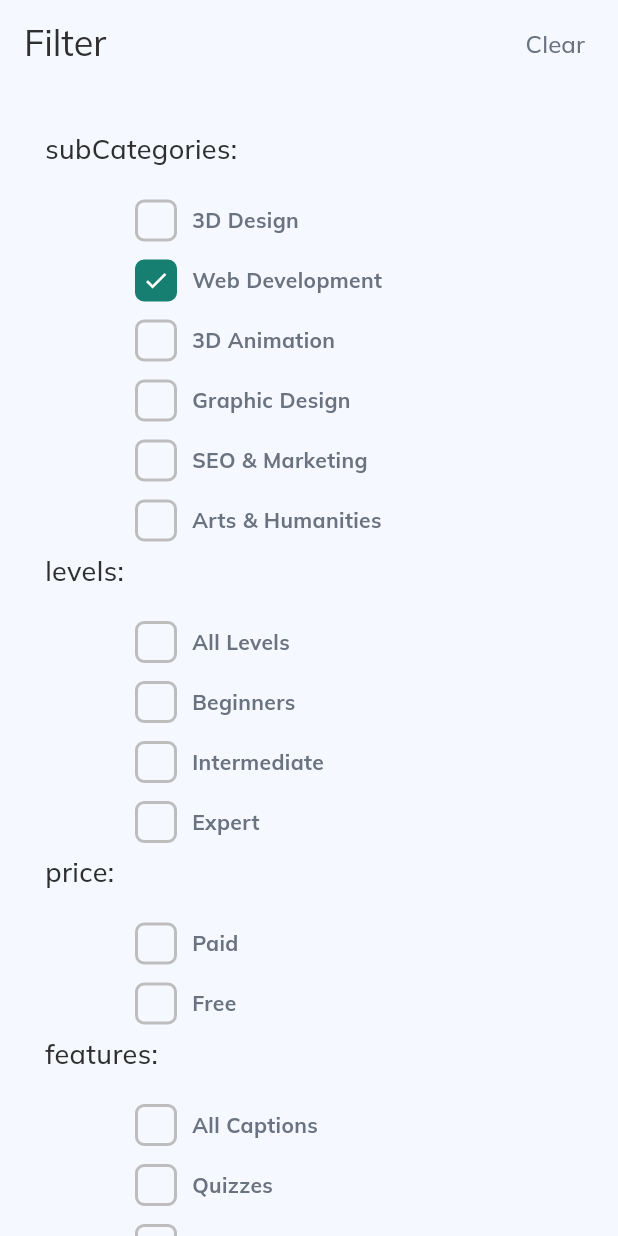
After one commit to Mostafa170420/Edunity, a Flutter app: the FilterScreen screen opened by its route, after a tap on "Web Development", on a phone screen of 412 x 824 dp. The commit adds this screen. Run offline on Flutter 3.47's test engine with Material 3 defaults, Android fonts, the phone set to English and light mode, and no system bars; our stand-ins replace carousel_slider, gap, go_router, lottie, smooth_page_indicator.

Commit message:
added filter screen

```diff
--- a/lib/core/routes/routes.dart
+++ b/lib/core/routes/routes.dart
@@ -2,6 +2,7 @@ import 'package:edunity/feature/auth/presentation/page/login_screen.dart';
 import 'package:edunity/feature/auth/presentation/page/register_screen.dart';
 import 'package:edunity/feature/auth/presentation/page/welcome_screen.dart';
 import 'package:edunity/feature/home/presentation/page/category_screen.dart';
+import 'package:edunity/feature/home/presentation/page/filter_screen.dart';
 import 'package:edunity/feature/home/presentation/page/home_screen.dart';
 import 'package:edunity/feature/home/presentation/page/search_screen.dart';
 import 'package:edunity/feature/home/presentation/page/top_mentor_screen.dart';
@@ -21,6 +22,7 @@ class Routes {
   static const String search = '/search';
   static const String profile = '/profile';
   static const String topMentors = '/topMentors';
+  static const String filter = '/filter';
 
   static final routes = GoRouter(
     routes: [
@@ -35,6 +37,7 @@ class Routes {
       GoRoute(path: profile, builder: (context, state) => ProfileScreen()),
       GoRoute(
           path: topMentors, builder: (context, state) => TopMentorsScreen()),
+      GoRoute(path: filter, builder: (context, state) => FilterScreen()),
     ],
   );
 }
--- /dev/null
+++ b/lib/feature/home/presentation/page/filter_screen.dart
@@ -0,0 +1,173 @@
+import 'dart:developer';
+
+import 'package:edunity/core/utils/colors.dart';
+import 'package:edunity/core/utils/text_styles.dart';
+import 'package:flutter/material.dart';
+import 'package:gap/gap.dart';
+
+class FilterScreen extends StatefulWidget {
+  const FilterScreen({super.key});
+
+  @override
+  State<FilterScreen> createState() => _FilterScreenState();
+}
+
+class _FilterScreenState extends State<FilterScreen> {
+  final List<String> subCategories = [
+    '3D Design',
+    'Web Development',
+    '3D Animation',
+    'Graphic Design',
+    'SEO & Marketing',
+    'Arts & Humanities',
+  ];
+
+  final List<String> levels = [
+    'All Levels',
+    'Beginners',
+    'Intermediate',
+    'Expert',
+  ];
+
+  final List<String> price = [
+    'Paid',
+    'Free',
+  ];
+  final List<String> features = [
+    'All Captions',
+    'Quizzes',
+    'Coding Exercises',
+    'Practice Tests',
+  ];
+
+  final List<String> rating = [
+    '4.5 & up',
+    '4.0 & up',
+    '3.5 & up',
+    '3.0 & up',
+  ];
+
+  final List<String> duration = [
+    '0 - 2 hours',
+    '3 - 6 hours',
+    '7 - 16 hours',
+    '17+ hours',
+  ];
+
+  final List<String> filters = [
+    'subCategories',
+    'levels',
+    'price',
+    'features',
+    'rating',
+    'duration',
+  ];
+
+  List<Map<String, dynamic>> get allFilters => [
+        {'title': 'subCategories', 'options': subCategories},
+        {'title': 'levels', 'options': levels},
+        {'title': 'price', 'options': price},
+        {'title': 'features', 'options': features},
+        {'title': 'rating', 'options': rating},
+        {'title': 'duration', 'options': duration}
+      ];
+  final Set<String> selectedOptions = {};
+
+  @override
+  Widget build(BuildContext context) {
+    return Scaffold(
+      appBar: AppBar(
+        centerTitle: false,
+        title: const Text('Filter'),
+        actions: [
+          TextButton(
+            onPressed: () {
+              setState(() {
+                selectedOptions.clear();
+              });
+            },
+            child: Padding(
+              padding: const EdgeInsets.all(10),
+              child: Text(
+                'Clear',
+                style: TextStyles.getBody(
+                    color: AppColors.greyColor, fontSize: 16),
+              ),
+            ),
+          ),
+        ],
+      ),
+      body: SingleChildScrollView(
+        child: Padding(
+          padding: const EdgeInsets.all(30),
+          child:
+              Column(crossAxisAlignment: CrossAxisAlignment.start, children: [
+            for (final filter in allFilters) ...[
+              Text(
+                '${filter['title']}:',
+                style: TextStyles.getBody(
+                  fontSize: 18,
+                  fontWeight: FontWeight.w500,
+                ),
+              ),
+              Gap(15),
+              for (final option in filter['options']) ...[
+                GestureDetector(
+                  onTap: () {
+                    setState(() {
+                      if (selectedOptions.contains(option)) {
+                        selectedOptions.remove(option);
+                      } else {
+                        selectedOptions.add(option);
+                      }
+                    });
+                    log('Selected Options: $selectedOptions');
+                  },
+                  child: Padding(
+                    padding: const EdgeInsets.symmetric(horizontal: 60),
+                    child: Container(
+                      margin: EdgeInsets.symmetric(vertical: 6),
+                      child: Row(
+                        children: [
+                          AnimatedContainer(
+                            duration: Duration(milliseconds: 200),
+                            width: 28,
+                            height: 28,
+                            decoration: BoxDecoration(
+                              color: selectedOptions.contains(option)
+                                  ? AppColors.greenColor
+                                  : Colors.transparent,
+                              borderRadius: BorderRadius.circular(6),
+                              border: Border.all(
+                                color: selectedOptions.contains(option)
+                                    ? AppColors.greenColor
+                                    : Colors.grey.shade400,
+                                width: 2,
+                              ),
+                            ),
+                            child: selectedOptions.contains(option)
+                                ? const Icon(Icons.check,
+                                    size: 18, color: Colors.white)
+                                : null,
+                          ),
+                          Gap(10),
+                          Text(
+                            option,
+                            style: TextStyles.getBody(
+                                fontSize: 14,
+                                fontWeight: FontWeight.bold,
+                                color: AppColors.greyColor),
+                          ),
+                        ],
+                      ),
+                    ),
+                  ),
+                ),
+              ],
+            ]
+          ]),
+        ),
+      ),
+    );
+  }
+}
--- a/lib/feature/home/presentation/page/home_screen.dart
+++ b/lib/feature/home/presentation/page/home_screen.dart
@@ -78,7 +78,11 @@ class HomeScreen extends StatelessWidget {
                       onTap: () {
                         pushTo(context, Routes.search);
                       },
-                      suffixIcon: Image.asset(AppAssets.filter),
+                      suffixIcon: IconButton(
+                          onPressed: () {
+                            pushTo(context, Routes.filter);
+                          },
+                          icon: Image.asset(AppAssets.filter)),
                       prefixIcon: Image.asset(AppAssets.search),
                     ),
                   )),
```
